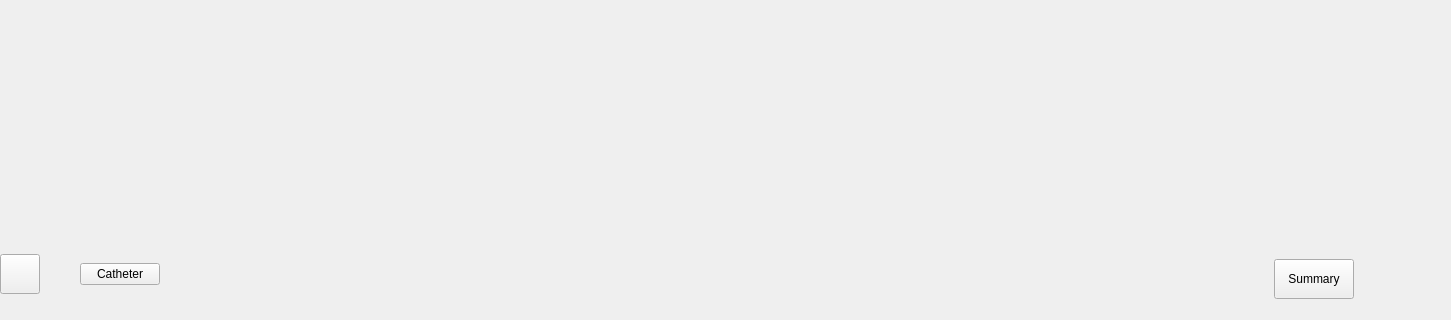
The window that ablationPage/ablationpage.ui (JFEthan/QRPFASystem) describes before a commit, drawn with Qt 5; both pictures show x 0 to 1451 and y 329 to 649 of the 1451 by 649 pixel window.
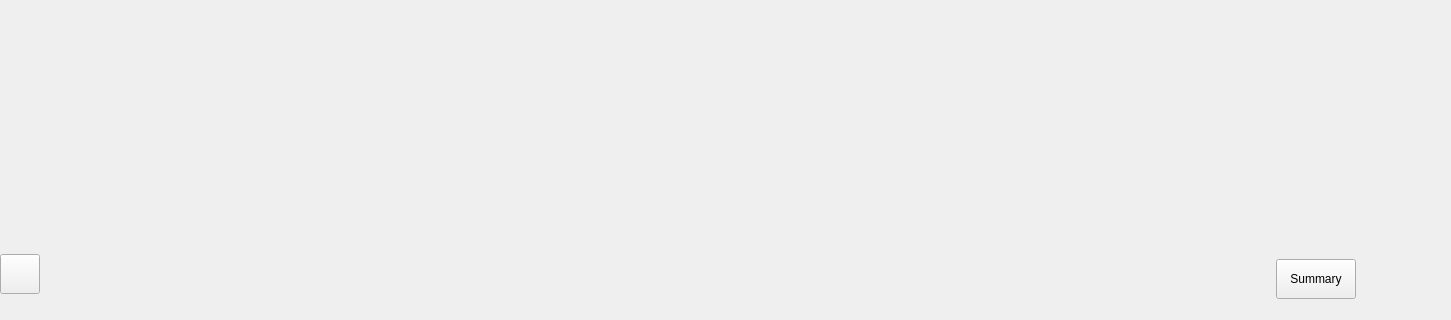
The same window after the commit. Icons and pictures are not drawn. Custom widgets are drawn as their Qt base class.

```diff
--- a/ablationPage/ablationpage.ui
+++ b/ablationPage/ablationpage.ui
@@ -283,9 +283,21 @@
         </widget>
        </item>
        <item>
-        <widget class="QPushButton" name="btnCatheter">
-         <property name="text">
-          <string>Catheter</string>
+        <widget class="QWidget" name="catheterComboBox" native="true">
+         <property name="minimumSize">
+          <size>
+           <width>200</width>
+           <height>40</height>
+          </size>
+         </property>
+         <property name="maximumSize">
+          <size>
+           <width>200</width>
+           <height>40</height>
+          </size>
+         </property>
+         <property name="styleSheet">
+          <string notr="true"/>
          </property>
         </widget>
        </item>
```
